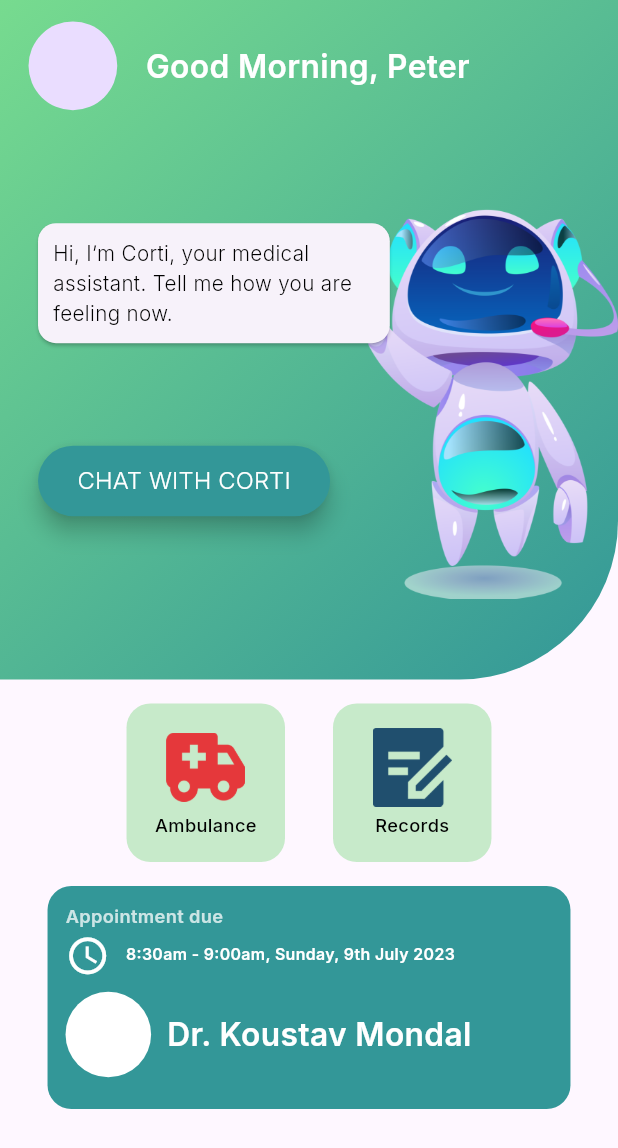
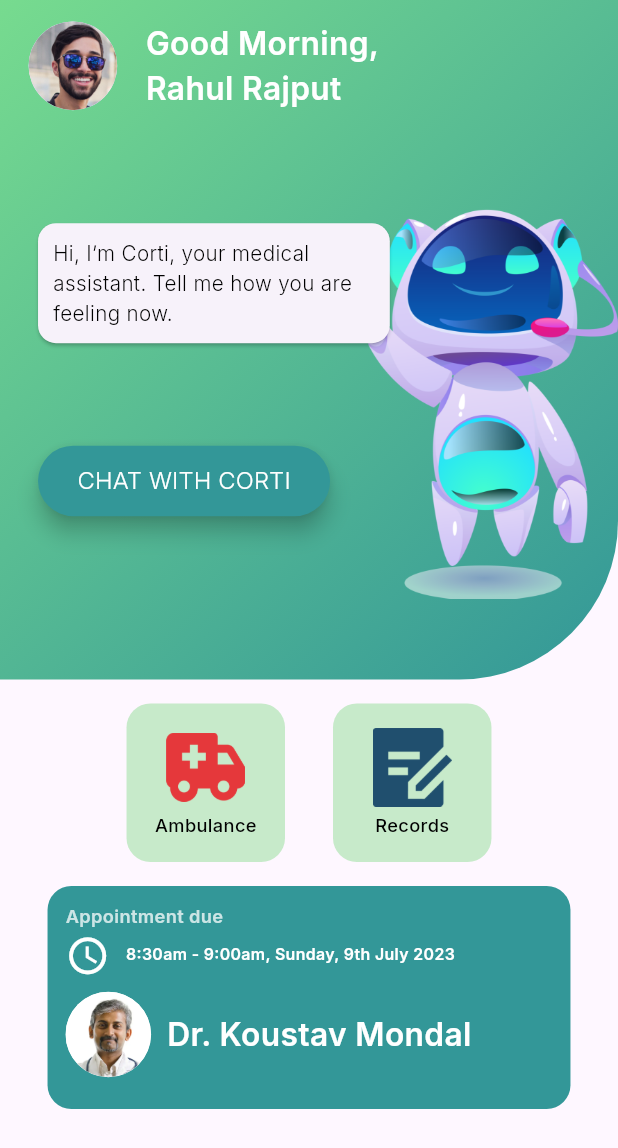
Before and after one commit to TheNestDevs/H4B, a Flutter app: the screen it shows after launch, on a phone screen of 412 x 824 dp. Shown: the top 1148 px of the screen. Run offline on Flutter 3.47's test engine with Material 2 defaults, Android fonts, the light colour scheme and no system bars; our stand-ins replace flutter_riverpod, flutter_screenutil, go_router, google_fonts.

Commit message:
Refactor Profile dp

```diff
--- a/apps/mobile/lib/src/feature/dashboard/presentation/dashboard_screen.dart
+++ b/apps/mobile/lib/src/feature/dashboard/presentation/dashboard_screen.dart
@@ -2,8 +2,8 @@ import 'package:flutter/material.dart';
 import 'package:flutter_riverpod/flutter_riverpod.dart';
 import 'package:flutter_screenutil/flutter_screenutil.dart';
 import 'package:google_fonts/google_fonts.dart';
-import 'package:mobile/src/app/theme/theme.dart';
 
+import '../../../app/theme/theme.dart';
 import 'widgets/dashboard_header.dart';
 import 'widgets/dashboard_tile.dart';
 
@@ -78,6 +78,9 @@ class DashboardScreen extends ConsumerWidget {
                         CircleAvatar(
                           radius: 27.r,
                           backgroundColor: Colors.white,
+                          foregroundImage: const AssetImage(
+                            'assets/images/doc.png',
+                          ),
                         ),
                         10.horizontalSpace,
                         const Text('Dr. Koustav Mondal')
--- a/apps/mobile/lib/src/feature/dashboard/presentation/widgets/dashboard_header.dart
+++ b/apps/mobile/lib/src/feature/dashboard/presentation/widgets/dashboard_header.dart
@@ -5,12 +5,15 @@ import 'package:go_router/go_router.dart';
 import 'package:mobile/src/app/router/router.dart';
 
 import '../../../../app/theme/theme.dart';
+import '../../../../provider/global_provider.dart';
 
 class DashboardHeader extends ConsumerWidget {
   const DashboardHeader({super.key});
 
   @override
   Widget build(BuildContext context, WidgetRef ref) {
+    final userName = ref.watch(userNameProvider);
+
     return Container(
       height: 381.h,
       width: 390.w,
@@ -40,10 +43,13 @@ class DashboardHeader extends ConsumerWidget {
                   child: CircleAvatar(
                     foregroundColor: Colors.white70,
                     radius: 28.r,
+                    foregroundImage: const AssetImage(
+                      'assets/images/user.png',
+                    ),
                   ),
                 ),
                 Text(
-                  'Good Morning, Peter',
+                  'Good Morning, \n$userName',
                   style: AppTheme.theme.textTheme.bodyMedium,
                 ),
               ],
--- a/apps/mobile/lib/src/provider/global_provider.dart
+++ b/apps/mobile/lib/src/provider/global_provider.dart
@@ -1,3 +1,5 @@
 import 'package:flutter_riverpod/flutter_riverpod.dart';
 
-final localUserProvider = Provider<String>((ref) => 'Rahul Rajput');
+final userNameProvider = Provider<String>((ref) => 'Rahul Rajput');
+
+final doctorNameProvider = Provider<String>((ref) => 'Dr. Corti');
```
Also changed, not shown: apps/mobile/assets/images/doc.png (added), apps/mobile/assets/images/user.png (added).
